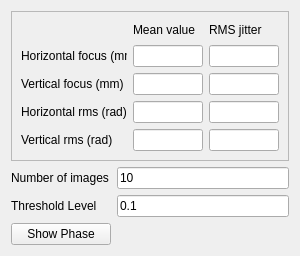
Before: the Qt Designer form PPM_centroid/wfs_stats.ui in mseaberg/slit_alignment, drawn with Qt 5.
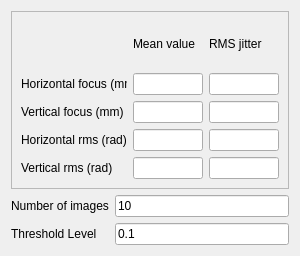
After: the same form once the commit is applied.

```diff
--- a/PPM_centroid/wfs_stats.ui
+++ b/PPM_centroid/wfs_stats.ui
@@ -18,7 +18,7 @@
   </property>
   <property name="maximumSize">
    <size>
-    <width>300</width>
+    <width>500</width>
     <height>16777215</height>
    </size>
   </property>
@@ -26,6 +26,20 @@
    <string>Form</string>
   </property>
   <layout class="QGridLayout" name="gridLayout_2">
+   <item row="2" column="0">
+    <widget class="QLabel" name="thresholdLabel">
+     <property name="text">
+      <string>Threshold Level</string>
+     </property>
+    </widget>
+   </item>
+   <item row="2" column="1">
+    <widget class="QLineEdit" name="thresholdLineEdit">
+     <property name="text">
+      <string>0.1</string>
+     </property>
+    </widget>
+   </item>
    <item row="0" column="0" colspan="2">
     <widget class="QFrame" name="frame">
      <property name="minimumSize">
@@ -57,12 +71,23 @@
       </item>
       <item row="1" column="0">
        <widget class="QLabel" name="xFocusLabel">
+        <property name="sizePolicy">
+         <sizepolicy hsizetype="Expanding" vsizetype="Preferred">
+          <horstretch>0</horstretch>
+          <verstretch>0</verstretch>
+         </sizepolicy>
+        </property>
         <property name="minimumSize">
          <size>
           <width>100</width>
           <height>0</height>
          </size>
         </property>
+        <property name="font">
+         <font>
+          <pointsize>9</pointsize>
+         </font>
+        </property>
         <property name="text">
          <string>&lt;html&gt;&lt;head/&gt;&lt;body&gt;&lt;p&gt;Horizontal focus (mm)&lt;/p&gt;&lt;/body&gt;&lt;/html&gt;</string>
         </property>
@@ -158,42 +183,6 @@
      </property>
     </widget>
    </item>
-   <item row="2" column="0">
-    <widget class="QLabel" name="thresholdLabel">
-     <property name="text">
-      <string>Threshold Level</string>
-     </property>
-    </widget>
-   </item>
-   <item row="2" column="1">
-    <widget class="QLineEdit" name="thresholdLineEdit">
-     <property name="text">
-      <string>0.1</string>
-     </property>
-    </widget>
-   </item>
-   <item row="3" column="0">
-    <widget class="QPushButton" name="showPhaseButton">
-     <property name="minimumSize">
-      <size>
-       <width>100</width>
-       <height>0</height>
-      </size>
-     </property>
-     <property name="maximumSize">
-      <size>
-       <width>100</width>
-       <height>16777215</height>
-      </size>
-     </property>
-     <property name="text">
-      <string>Show Phase</string>
-     </property>
-     <property name="checkable">
-      <bool>true</bool>
-     </property>
-    </widget>
-   </item>
   </layout>
  </widget>
  <resources/>
```
